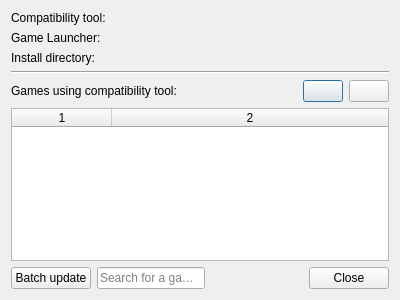
Old version of the form pupgui2/resources/ui/pupgui2_ctinfodialog.ui in the repository DavidoTek/ProtonUp-Qt.
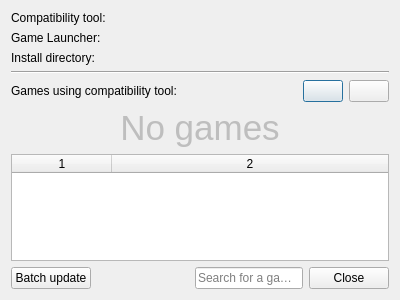
New version of the form. Icons and pictures are not drawn.

Commit message: CtInfo: Display 'No games' text for empty games list

The edit to the form file:
```diff
--- a/pupgui2/resources/ui/pupgui2_ctinfodialog.ui
+++ b/pupgui2/resources/ui/pupgui2_ctinfodialog.ui
@@ -130,6 +130,50 @@
      </item>
     </layout>
    </item>
+   <item>
+    <spacer name="verticalSpacer_2">
+     <property name="orientation">
+      <enum>Qt::Vertical</enum>
+     </property>
+     <property name="sizeHint" stdset="0">
+      <size>
+       <width>20</width>
+       <height>40</height>
+      </size>
+     </property>
+    </spacer>
+   </item>
+   <item>
+    <spacer name="verticalSpacer_4">
+     <property name="orientation">
+      <enum>Qt::Vertical</enum>
+     </property>
+     <property name="sizeHint" stdset="0">
+      <size>
+       <width>20</width>
+       <height>40</height>
+      </size>
+     </property>
+    </spacer>
+   </item>
+   <item>
+    <widget class="QLabel" name="lblGamesList">
+     <property name="enabled">
+      <bool>false</bool>
+     </property>
+     <property name="font">
+      <font>
+       <pointsize>26</pointsize>
+      </font>
+     </property>
+     <property name="text">
+      <string>No games</string>
+     </property>
+     <property name="alignment">
+      <set>Qt::AlignCenter</set>
+     </property>
+    </widget>
+   </item>
    <item>
     <widget class="QTableWidget" name="listGames">
      <property name="focusPolicy">
@@ -172,6 +216,32 @@
      <column/>
     </widget>
    </item>
+   <item>
+    <spacer name="verticalSpacer">
+     <property name="orientation">
+      <enum>Qt::Vertical</enum>
+     </property>
+     <property name="sizeHint" stdset="0">
+      <size>
+       <width>20</width>
+       <height>40</height>
+      </size>
+     </property>
+    </spacer>
+   </item>
+   <item>
+    <spacer name="verticalSpacer_3">
+     <property name="orientation">
+      <enum>Qt::Vertical</enum>
+     </property>
+     <property name="sizeHint" stdset="0">
+      <size>
+       <width>20</width>
+       <height>40</height>
+      </size>
+     </property>
+    </spacer>
+   </item>
    <item>
     <layout class="QHBoxLayout" name="horizontalLayout_2">
      <item>
@@ -181,16 +251,6 @@
        </property>
       </widget>
      </item>
-     <item>
-      <widget class="QLineEdit" name="searchBox">
-       <property name="toolTip">
-        <string>e.g. Half-Life 3</string>
-       </property>
-       <property name="placeholderText">
-        <string>Search for a game...</string>
-       </property>
-      </widget>
-     </item>
      <item>
       <spacer name="horizontalSpacer">
        <property name="orientation">
@@ -204,6 +264,16 @@
        </property>
       </spacer>
      </item>
+     <item>
+      <widget class="QLineEdit" name="searchBox">
+       <property name="toolTip">
+        <string>e.g. Half-Life 3</string>
+       </property>
+       <property name="placeholderText">
+        <string>Search for a game...</string>
+       </property>
+      </widget>
+     </item>
      <item>
       <widget class="QPushButton" name="btnClose">
        <property name="focusPolicy">
```
The commit also changes 1 other file.
